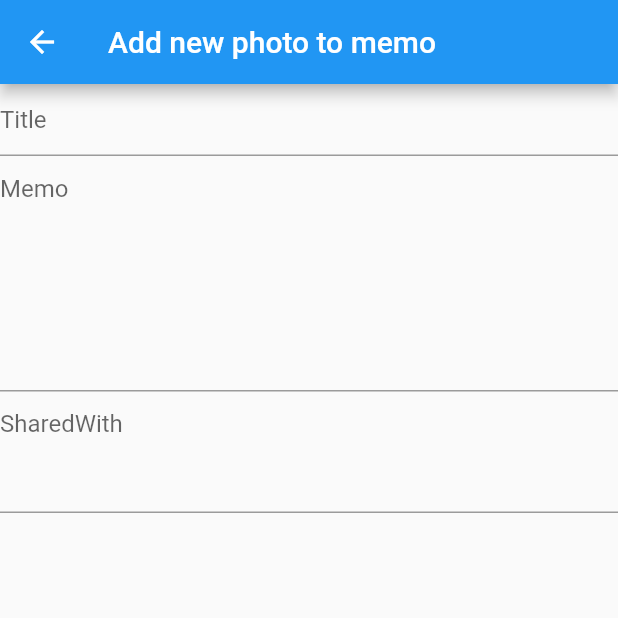
After one commit to SamuelYancey/map2020-PhotoMemo-App, a Flutter app: the AddScreen screen opened by its route, on a phone screen of 412 x 824 dp, the top half of it. The commit adds this screen. Run offline on Flutter 3.47's test engine with Material 2 defaults, Android fonts, the phone set to English and light mode, and no system bars; our stand-ins replace cloud_firestore, firebase_auth; missing offline and left inert: firebase_ml_vision; accounts and stored records are empty.

Commit message:
Add screen initial

```diff
--- a/lib/main.dart
+++ b/lib/main.dart
@@ -1,4 +1,5 @@
 import 'package:flutter/material.dart';
+import 'package:photomemo/screens/add_screen.dart';
 import 'package:photomemo/screens/home_screen.dart';
 import 'package:photomemo/screens/signin_screen.dart';
 
@@ -14,6 +15,7 @@ class PhotoMemoApp extends StatelessWidget{
       routes: {
         SignInScreen.routeName: (context) => SignInScreen(),
         HomeScreen.routeName: (context) => HomeScreen(),
+        AddScreen.routeName: (context) => AddScreen(),
       }
     );
   }
--- a/lib/model/photomemo.dart
+++ b/lib/model/photomemo.dart
@@ -1,3 +1,5 @@
+import 'package:firebase_ml_vision/firebase_ml_vision.dart';
+
 class PhotoMemo{
   //Field names for firebase
   static const COLLECTION = 'photoMemos';
@@ -8,6 +10,8 @@ class PhotoMemo{
   static const PHOTO_URL = 'photoURL';
   static const PHOTO_PATH = 'photoPath';
   static const UPDATED_AT = 'updatedAt';
+  static const SHARED_WITH = 'sharedWith';
+  static const IMAGE_LABELS = 'imageLabels';
 
 
   String docId; // auto generated firebase doc id
@@ -17,6 +21,8 @@ class PhotoMemo{
   String photoPath; // firebase storage's name
   String photoURL; // firebase storage URL for internet access
   DateTime updatedAt; //created/revised time
+  List<dynamic> sharedWith;
+  List<dynamic> imageLabels; // gernated by machine learning
 
   PhotoMemo({
     this.docId,
@@ -26,7 +32,13 @@ class PhotoMemo{
     this.photoPath,
     this.photoURL,
     this.updatedAt,
-  });
+    this.sharedWith,
+    this.imageLabels,
+  }){
+    this.sharedWith ??= [];
+    this.imageLabels ??= [];
+
+  }
 
 //Converting dart object to firestore document
   Map<String, dynamic> serialize(){
@@ -37,6 +49,8 @@ class PhotoMemo{
       PHOTO_PATH: photoPath,
       PHOTO_URL: photoURL,
       UPDATED_AT: updatedAt,
+      SHARED_WITH: sharedWith,
+      IMAGE_LABELS: imageLabels,
     };
   }
 
@@ -49,6 +63,8 @@ class PhotoMemo{
       memo: data[PhotoMemo.MEMO],
       photoPath: data[PhotoMemo.PHOTO_PATH],
       photoURL: data[PhotoMemo.PHOTO_URL],
+      sharedWith: data[PhotoMemo.SHARED_WITH],
+      imageLabels: data[PhotoMemo.IMAGE_LABELS],
       updatedAt: data[PhotoMemo.UPDATED_AT] != null ?
         DateTime.fromMicrosecondsSinceEpoch(data[PhotoMemo.UPDATED_AT].millisecondsSinceEpoch) : null,
     );
--- /dev/null
+++ b/lib/screens/add_screen.dart
@@ -0,0 +1,85 @@
+import 'package:flutter/material.dart';
+
+class AddScreen extends StatefulWidget {
+  static const routeName = '/home/addScreen';
+  @override
+  State<StatefulWidget> createState() {
+    return _AddState();
+  }
+}
+
+class _AddState extends State<AddScreen> {
+  _Controller con;
+
+  @override
+  void initState() {
+    super.initState();
+    con = _Controller(this);
+  }
+
+  @override
+  Widget build(BuildContext context) {
+    return Scaffold(
+      appBar: AppBar(
+        title: Text('Add new photo to memo'),
+      ),
+      body: SingleChildScrollView(
+        child: Column(
+          children: <Widget>[
+            TextFormField(
+              decoration: InputDecoration(
+                hintText: 'Title',
+              ),
+              autocorrect: true,
+              validator: con.validatorTitle,
+              onSaved: con.onSavedTitle,
+            ),
+            TextFormField(
+              decoration: InputDecoration(
+                hintText: 'Memo',
+              ),
+              autocorrect: true,
+              keyboardType: TextInputType.multiline,
+              maxLines: 7,
+              validator: con.validatorMemo,
+              onSaved: con.onSavedMemo,
+            ),
+            TextFormField(
+              decoration: InputDecoration(
+                hintText: 'SharedWith',
+              ),
+              autocorrect: true,
+              maxLines: 3,
+              validator: con.validatorSharedWith,
+              onSaved: con.onSavedSharedWith,
+            ),
+          ],
+        ),
+      ),
+    );
+  }
+}
+
+class _Controller {
+  _AddState _state;
+  _Controller(this._state);
+
+  String validatorTitle(String value){
+
+  }
+  void onSavedTitle(String value){
+
+  }
+  String validatorMemo(String value){
+
+  }
+  void onSavedMemo(String value){
+
+  }
+  String validatorSharedWith(String value){
+
+  }
+  void onSavedSharedWith(String value){
+
+  }
+}
```
Also changed, not shown: lib/screens/home_screen.dart (+35 -9 lines).
